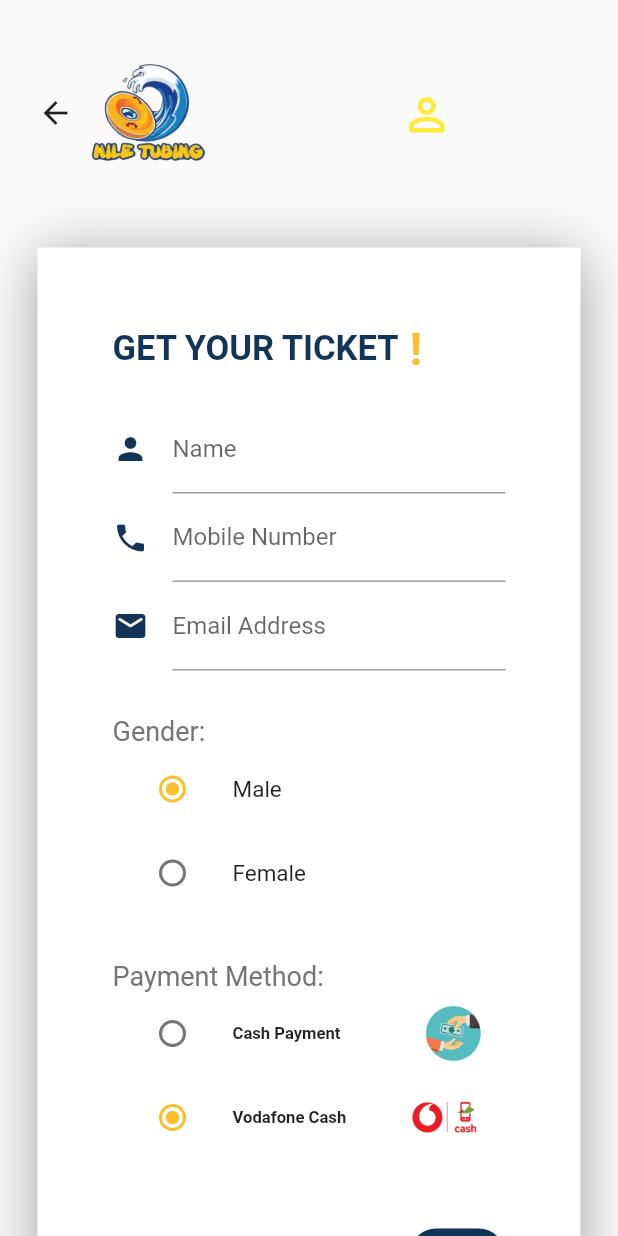
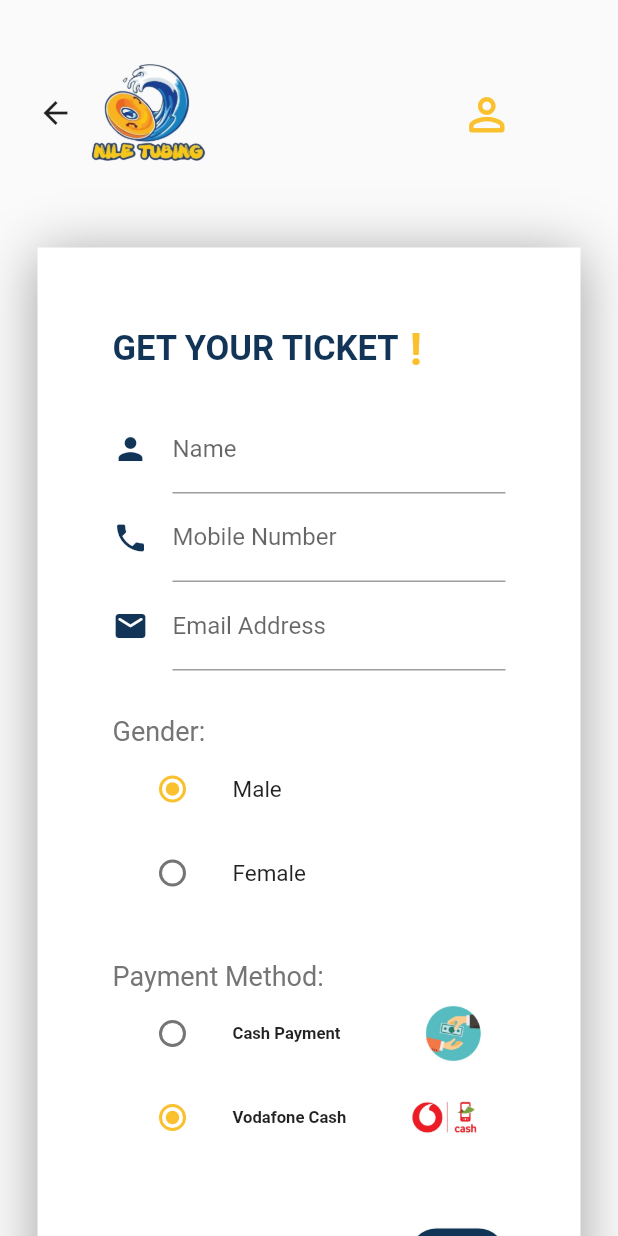
Before and after one commit to khaleddsaadd/Nile-Tubing-Mobile-App, a Flutter app: the Payment screen opened directly, on a phone screen of 412 x 824 dp. Run offline on Flutter 3.47's test engine with Material 2 defaults, Android fonts, the phone set to English and light mode, and no system bars; our stand-ins replace cloud_firestore, datetime_picker_formfield, firebase_auth, firebase_core; accounts and stored records are empty; Roboto replaces fonts that are missing (Cairo).

Commit message:
update ui payment

```diff
--- a/nile_tubing_app/lib/screens/Payment.dart
+++ b/nile_tubing_app/lib/screens/Payment.dart
@@ -34,13 +34,13 @@ class _PaymentState extends State<Payment> {
                   'assets/NTLogo.png',
                 ),
                 Padding(
-                  padding: EdgeInsets.only(left: 110),
+                  padding: EdgeInsets.only(left: 150),
                   child: Row(
                     children: [
                       IconButton(
                           onPressed: () {},
                           icon: Icon(Icons.person_outline_rounded,
-                              size: 35, color: Colors.yellow)),
+                              size: 35, color: Colors.yellow[700])),
                     ],
                   ),
                 )
```
